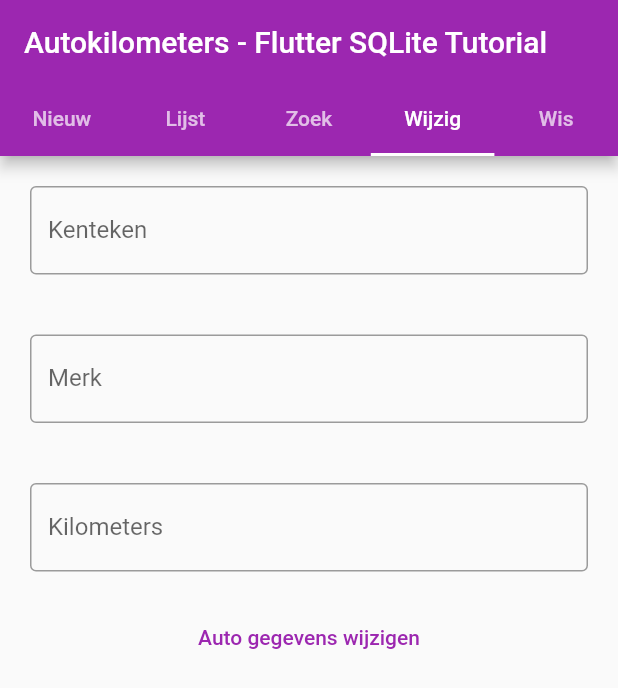
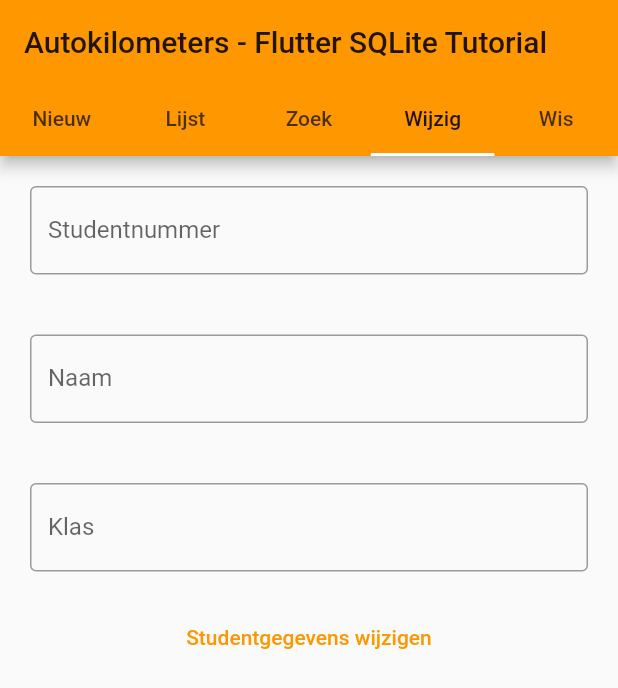
Before and after one commit to mgroesink/sqlite_demo, a Flutter app: the screen it shows after launch, tab 4 chosen, on a phone screen of 412 x 824 dp. Shown: the top 688 px of the screen. Run offline on Flutter 3.47's test engine with Material 2 defaults, Android fonts, the phone set to English and light mode, and no system bars.

Commit message:
Changed to student registration

```diff
--- a/lib/main.dart
+++ b/lib/main.dart
@@ -6,9 +6,9 @@
   @override
   Widget build(BuildContext context) {
     return MaterialApp(
-      title: 'Auto-kilometers - Flutter',
+      title: 'Student Registratie Systeem',
       theme: ThemeData(
-        primarySwatch: Colors.purple,
+        primarySwatch: Colors.orange,
       ),
       home: MyHomePage(),
     );
@@ -22,17 +22,17 @@
 
 class _MyHomePageState extends State<MyHomePage> {
   //controllers used in insert operation UI
-  TextEditingController brandController = TextEditingController();
-  TextEditingController licenseController = TextEditingController();
-  TextEditingController kmController = TextEditingController();
+  TextEditingController idController = TextEditingController();
+  TextEditingController nameController = TextEditingController();
+  TextEditingController classController = TextEditingController();
 
   //controllers used in update operation UI
-  TextEditingController licenseUpdateController = TextEditingController();
-  TextEditingController brandUpdateController = TextEditingController();
-  TextEditingController kmUpdateController = TextEditingController();
+  TextEditingController idUpdateController = TextEditingController();
+  TextEditingController nameUpdateController = TextEditingController();
+  TextEditingController classUpdateController = TextEditingController();
 
   //controllers used in delete operation UI
-  TextEditingController licenseDeleteController = TextEditingController();
+  TextEditingController idDeleteController = TextEditingController();
 
   //controllers used in query operation UI
   TextEditingController queryController = TextEditingController();
@@ -81,7 +81,7 @@
                   Container(
                     padding: EdgeInsets.all(20),
                     child: TextField(
-                      controller: licenseController,
+                      controller: idController,
                       decoration: InputDecoration(
                         border: OutlineInputBorder(),
                         labelText: 'Kenteken',
@@ -91,7 +91,7 @@
                   Container(
                     padding: EdgeInsets.all(20),
                     child: TextField(
-                      controller: brandController,
+                      controller: nameController,
                       decoration: InputDecoration(
                         border: OutlineInputBorder(),
                         labelText: 'Merk',
@@ -101,7 +101,7 @@
                   Container(
                     padding: EdgeInsets.all(20),
                     child: TextField(
-                      controller: kmController,
+                      controller: classController,
                       decoration: InputDecoration(
                         border: OutlineInputBorder(),
                         labelText: 'Kilometers',
@@ -111,15 +111,15 @@
                   TextButton(
                     child: Text('Toevoegen'),
                     onPressed: () {
-                      //TODO: Insert car
+                      //TODO: Nieuwe student toevoegen
                     },
                   ),
                 ],
               ),
             ),
             Container(
-                //TODO: Add listview for all cars
-                child: Text('Alle auto\'s')),
+                //TODO: Overzicht alle studenten
+                child: Text('Alle studenten')),
             Center(
               child: Column(
                 children: <Widget>[
@@ -129,16 +129,16 @@
                       controller: queryController,
                       decoration: InputDecoration(
                         border: OutlineInputBorder(),
-                        labelText: 'Merk',
+                        labelText: 'Studentnummer',
                       ),
                       onChanged: (text) {
-                        if (text.length >= 2) {
+                        if (text.length >= 1) {
                           setState(() {
-                            //TODO:
+                            //TODO: Studentgegevens ophalen
                           });
                         } else {
                           setState(() {
-                            //TODO://
+                            //TODO: Lijst leegmaken
                           });
                         }
                       },
@@ -157,35 +157,35 @@
                   Container(
                     padding: EdgeInsets.all(20),
                     child: TextField(
-                      controller: licenseUpdateController,
+                      controller: idUpdateController,
                       decoration: InputDecoration(
                         border: OutlineInputBorder(),
-                        labelText: 'Kenteken',
+                        labelText: 'Studentnummer',
                       ),
                     ),
                   ),
                   Container(
                     padding: EdgeInsets.all(20),
                     child: TextField(
-                      controller: brandUpdateController,
+                      controller: nameUpdateController,
                       decoration: InputDecoration(
                         border: OutlineInputBorder(),
-                        labelText: 'Merk',
+                        labelText: 'Naam',
                       ),
                     ),
                   ),
                   Container(
                     padding: EdgeInsets.all(20),
                     child: TextField(
-                      controller: kmUpdateController,
+                      controller: classUpdateController,
                       decoration: InputDecoration(
                         border: OutlineInputBorder(),
-                        labelText: 'Kilometers',
+                        labelText: 'Klas',
                       ),
                     ),
                   ),
                   TextButton(
-                    child: Text('Auto gegevens wijzigen'),
+                    child: Text('Studentgegevens wijzigen'),
                     onPressed: () {
                       //TODO: Wijzigingen opslaan
                     },
@@ -199,17 +199,17 @@
                   Container(
                     padding: EdgeInsets.all(20),
                     child: TextField(
-                      controller: licenseDeleteController,
+                      controller: idDeleteController,
                       decoration: InputDecoration(
                         border: OutlineInputBorder(),
-                        labelText: 'Kenteken',
+                        labelText: 'Studentnummer',
                       ),
                     ),
                   ),
                   TextButton(
                     child: Text('Wis'),
                     onPressed: () {
-                      int id = int.parse(licenseDeleteController.text);
+                      int id = int.parse(idDeleteController.text);
                       //TODO: Verwijderen
                     },
                   ),
```
